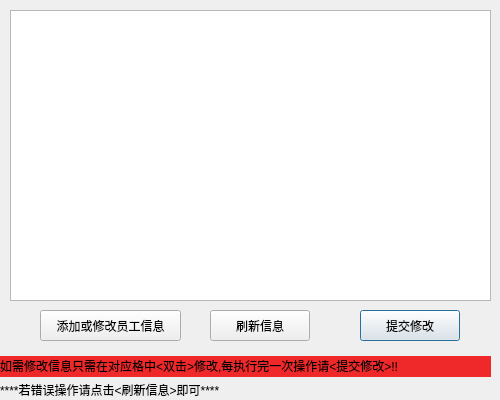
The window that sysui/sysshowuserinfo.ui (himarsmty/c-homework) describes before a commit, drawn with Qt 5.
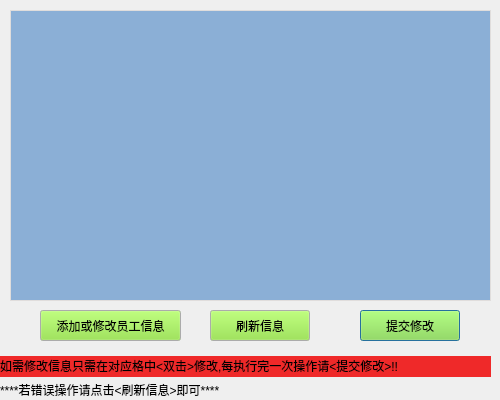
The same window after the commit.

The edit to the form file:
```diff
--- a/sysui/sysshowuserinfo.ui
+++ b/sysui/sysshowuserinfo.ui
@@ -22,6 +22,21 @@
      <height>291</height>
     </rect>
    </property>
+   <property name="styleSheet">
+    <string notr="true">QTableView , QTableWidget{
+    selection-background-color:#44c767;
+ 
+background-color: rgb(114, 159, 207,80%);
+    border:1px solid #E0DDDC;/*边框为1像素，灰色*/
+    gridline-color:lightgray;/*这个是表格的格子线的颜色，为亮灰*/
+}
+QHeaderView::section{
+    background-color:white;/*背景色 白色*/
+    border:0px solid #E0DDDC;/*先把边框宽度设为0，即隐藏所有表头边框*/
+    border-bottom:1px solid #E0DDDC;/*然后只显示下边框，因为上边框和左右边框是整个Table的边框，都显示会有2px的边框宽度*/
+    height:20px;/*表头高度*/
+}</string>
+   </property>
   </widget>
   <widget class="QPushButton" name="pushButton_2">
    <property name="geometry">
@@ -32,6 +47,43 @@
      <height>31</height>
     </rect>
    </property>
+   <property name="palette">
+    <palette>
+     <active>
+      <colorrole role="Button">
+       <brush brushstyle="SolidPattern">
+        <color alpha="255">
+         <red>138</red>
+         <green>226</green>
+         <blue>52</blue>
+        </color>
+       </brush>
+      </colorrole>
+     </active>
+     <inactive>
+      <colorrole role="Button">
+       <brush brushstyle="SolidPattern">
+        <color alpha="255">
+         <red>138</red>
+         <green>226</green>
+         <blue>52</blue>
+        </color>
+       </brush>
+      </colorrole>
+     </inactive>
+     <disabled>
+      <colorrole role="Button">
+       <brush brushstyle="SolidPattern">
+        <color alpha="255">
+         <red>138</red>
+         <green>226</green>
+         <blue>52</blue>
+        </color>
+       </brush>
+      </colorrole>
+     </disabled>
+    </palette>
+   </property>
    <property name="text">
     <string>提交修改</string>
    </property>
@@ -61,6 +113,43 @@
      <height>31</height>
     </rect>
    </property>
+   <property name="palette">
+    <palette>
+     <active>
+      <colorrole role="Button">
+       <brush brushstyle="SolidPattern">
+        <color alpha="255">
+         <red>138</red>
+         <green>226</green>
+         <blue>52</blue>
+        </color>
+       </brush>
+      </colorrole>
+     </active>
+     <inactive>
+      <colorrole role="Button">
+       <brush brushstyle="SolidPattern">
+        <color alpha="255">
+         <red>138</red>
+         <green>226</green>
+         <blue>52</blue>
+        </color>
+       </brush>
+      </colorrole>
+     </inactive>
+     <disabled>
+      <colorrole role="Button">
+       <brush brushstyle="SolidPattern">
+        <color alpha="255">
+         <red>138</red>
+         <green>226</green>
+         <blue>52</blue>
+        </color>
+       </brush>
+      </colorrole>
+     </disabled>
+    </palette>
+   </property>
    <property name="text">
     <string>刷新信息</string>
    </property>
@@ -87,6 +176,43 @@
      <height>31</height>
     </rect>
    </property>
+   <property name="palette">
+    <palette>
+     <active>
+      <colorrole role="Button">
+       <brush brushstyle="SolidPattern">
+        <color alpha="255">
+         <red>138</red>
+         <green>226</green>
+         <blue>52</blue>
+        </color>
+       </brush>
+      </colorrole>
+     </active>
+     <inactive>
+      <colorrole role="Button">
+       <brush brushstyle="SolidPattern">
+        <color alpha="255">
+         <red>138</red>
+         <green>226</green>
+         <blue>52</blue>
+        </color>
+       </brush>
+      </colorrole>
+     </inactive>
+     <disabled>
+      <colorrole role="Button">
+       <brush brushstyle="SolidPattern">
+        <color alpha="255">
+         <red>138</red>
+         <green>226</green>
+         <blue>52</blue>
+        </color>
+       </brush>
+      </colorrole>
+     </disabled>
+    </palette>
+   </property>
    <property name="text">
     <string>添加或修改员工信息</string>
    </property>
```
